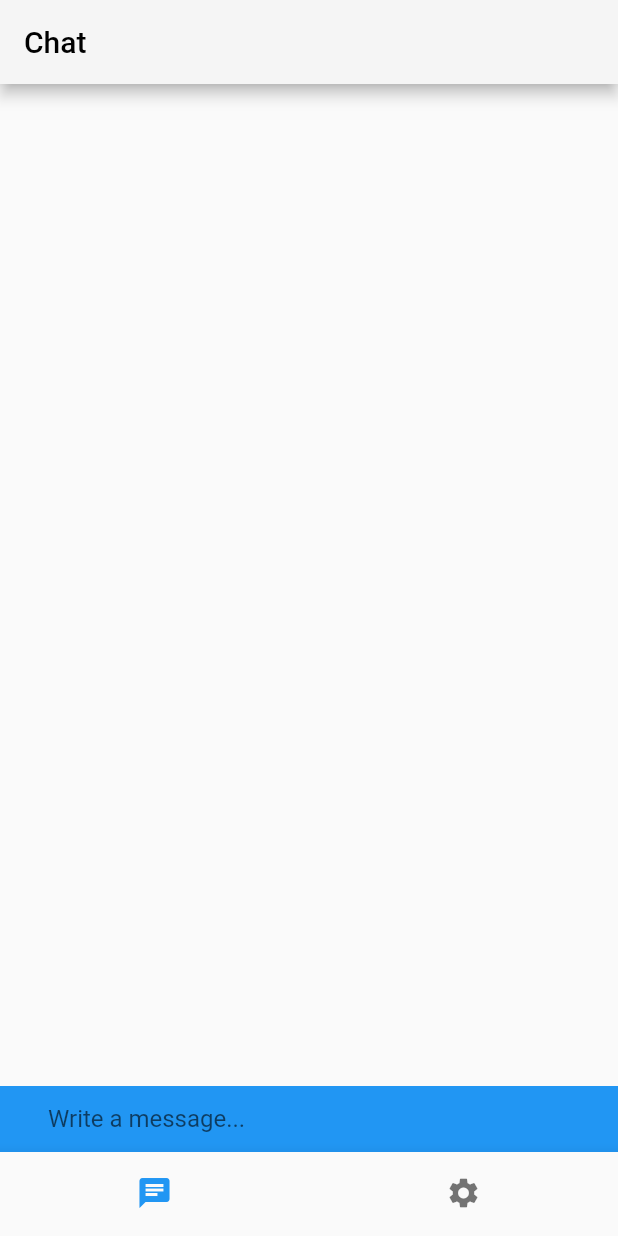
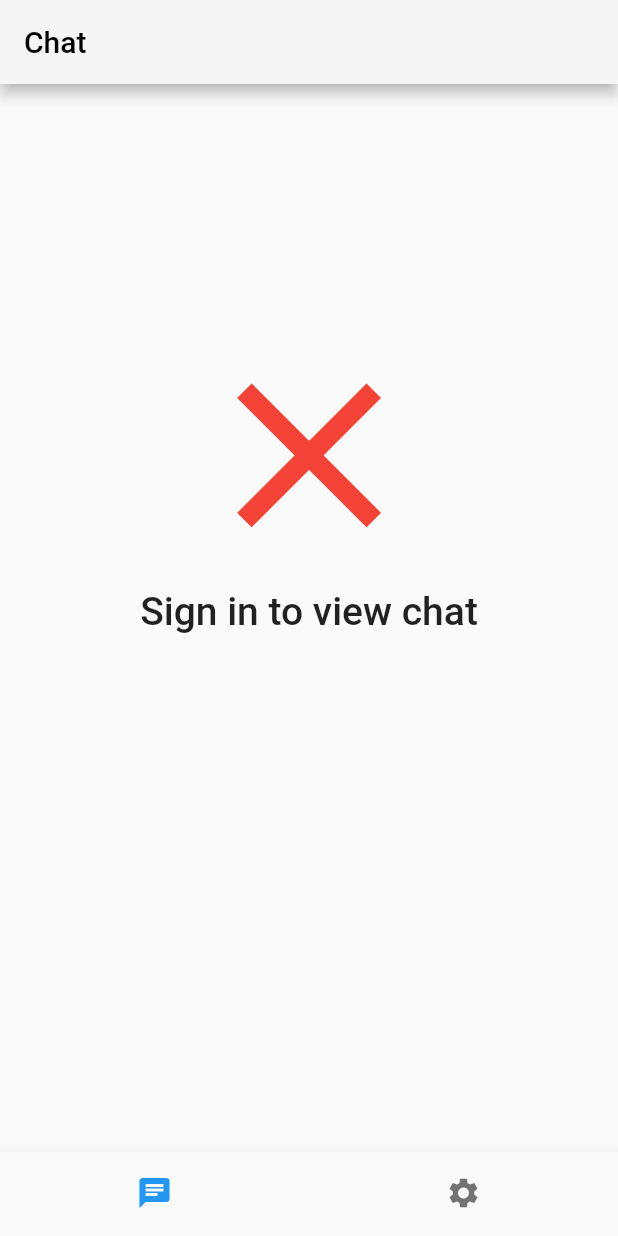
Before and after one commit to kylerwsm/whatsup, a Flutter app: the screen it shows after launch, on a phone screen of 412 x 824 dp. Run offline on Flutter 3.47's test engine with Material 2 defaults, Android fonts, the phone set to English and light mode, and no system bars; our stand-ins replace cloud_firestore, firebase_auth, google_sign_in; accounts and stored records are empty.

```diff
--- a/lib/app_state.dart
+++ b/lib/app_state.dart
@@ -1,3 +1,4 @@
+import 'package:cloud_firestore/cloud_firestore.dart';
 import 'package:firebase_auth/firebase_auth.dart';
 import 'package:flutter/material.dart';
 import 'package:flutter/services.dart';
--- a/lib/user_chat.dart
+++ b/lib/user_chat.dart
@@ -1,7 +1,9 @@
 import 'package:cloud_firestore/cloud_firestore.dart';
 import 'package:flutter/cupertino.dart';
 import 'package:flutter/material.dart';
+import 'package:flutter_whatsapp/app_state.dart';
 import 'package:intl/intl.dart';
+import 'package:provider/provider.dart';
 
 class UserChat extends StatelessWidget {
   @override
@@ -12,7 +14,8 @@ class UserChat extends StatelessWidget {
         appBar: AppBar(
           title: Text('Chat'),
         ),
-        body: Column(
+        body: Provider.of<AppState>(context).userEmail != null
+            ? Column(
                 children: <Widget>[
                   Expanded(
                     child: ChatContent(),
@@ -22,6 +25,41 @@ class UserChat extends StatelessWidget {
                     child: InputTextArea(),
                   ),
                 ],
+              )
+            : UnsignedInState(),
+      ),
+    );
+  }
+}
+
+class UnsignedInState extends StatelessWidget {
+  @override
+  Widget build(BuildContext context) {
+    return Scaffold(
+      body: Padding(
+        padding: EdgeInsets.only(
+          top: MediaQuery.of(context).size.height * 0.2,
+        ),
+        child: Align(
+          alignment: Alignment.topCenter,
+          child: Column(
+            children: <Widget>[
+              Icon(
+                Icons.close,
+                color: Colors.red,
+                size: MediaQuery.of(context).size.width * 0.4,
+              ),
+              Text(
+                'Sign in to view chat',
+                textAlign: TextAlign.center,
+                style: TextStyle(
+                  fontSize: 26.0,
+                  height: 1.5,
+                  fontWeight: FontWeight.w500,
+                ),
+              ),
+            ],
+          ),
         ),
       ),
     );
```
Lines whose indentation alone changed are shown as unchanged.
